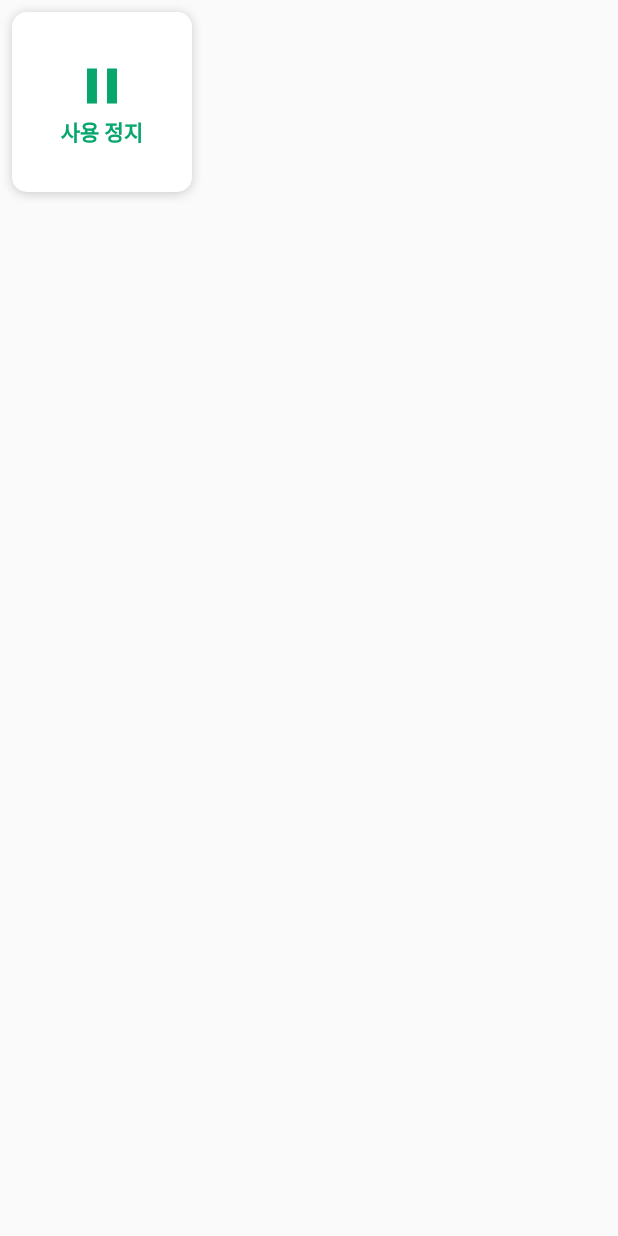
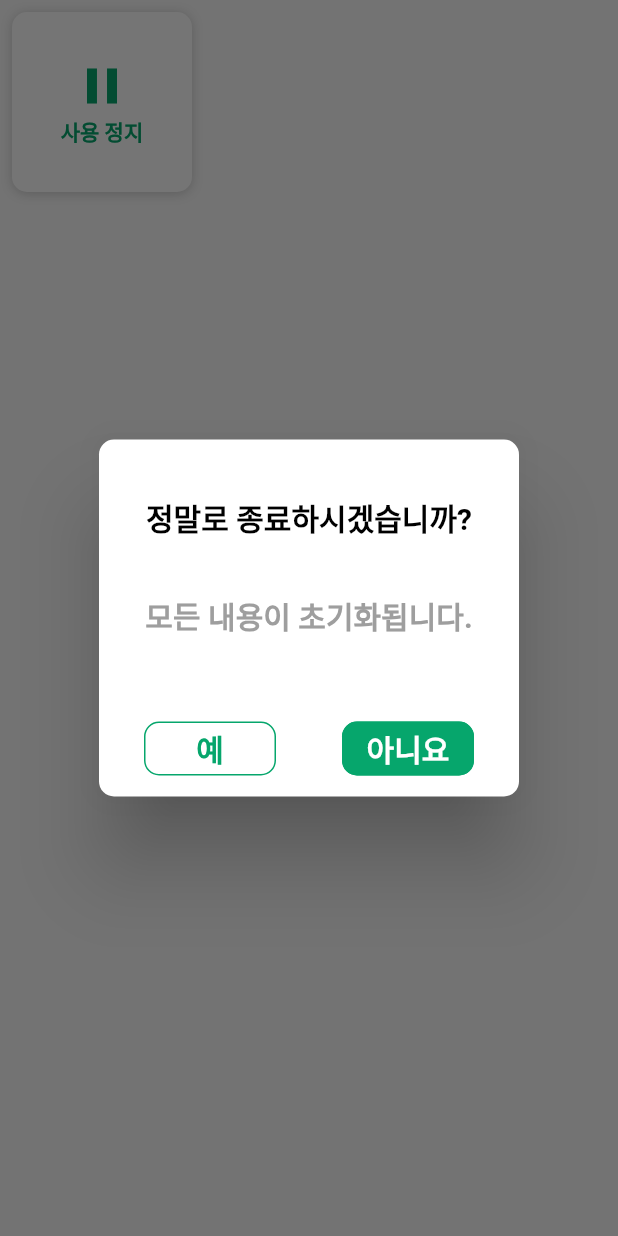
Before and after one commit to KOBOTBOARD-11/2022ESWContest_mobility_6017, a Flutter app: the PauseCompo widget shown alone on an empty page, opened directly, after a tap on "사용 정지", on a phone screen of 412 x 824 dp. Run offline on Flutter 3.47's test engine with Material 2 defaults, Android fonts, the phone set to English and light mode, and no system bars; our stand-ins replace camera, carousel_slider, cloud_firestore, date_format, extended_image, firebase_core and 6 more; accounts and stored records are empty.

Commit message:
UI : 확인창 추가

```diff
--- /dev/null
+++ b/carkeeper/lib/commons/confirm.dart
@@ -0,0 +1,94 @@
+import 'package:flutter/material.dart';
+
+import '../components/home_page_components/picture_page_components.dart';
+import '../pages/home_screen_page.dart';
+import '../styles.dart';
+
+CheckDialogYesOrNo(
+    BuildContext context, String mainContent, String subContent, Color mColor) {
+  HomeScreenPageState? parent =
+      context.findAncestorStateOfType<HomeScreenPageState>();
+  showDialog(
+    context: context,
+    builder: (BuildContext context) {
+      return AlertDialog(
+        // RoundedRectangleBorder - Dialog 화면 모서리 둥글게 조절
+        shape:
+            RoundedRectangleBorder(borderRadius: BorderRadius.circular(10.0)),
+        //Dialog Main Title
+        //
+        content: Container(
+          height: 130,
+          child: Column(
+            mainAxisAlignment: MainAxisAlignment.spaceAround,
+            children: [
+              Text(
+                mainContent,
+                style: subtitle3(),
+                textAlign: TextAlign.center,
+              ),
+              Text(
+                subContent,
+                style: subtitle3(mColor: Colors.grey),
+                textAlign: TextAlign.center,
+              )
+            ],
+          ),
+        ),
+        actions: <Widget>[
+          Row(
+            mainAxisAlignment: MainAxisAlignment.spaceAround,
+            children: [
+              FlatButton(
+                // 버튼 클릭시 CheckDialogConfirm로 가서 확인 Dialog를 보여준다.
+                color: mColor,
+                shape: RoundedRectangleBorder(
+                  borderRadius: BorderRadius.circular(10),
+                  side: BorderSide(
+                    color: Color(0xFF06A66C),
+                  ),
+                ),
+                child: Text(
+                  "예",
+                  style: subtitle3(
+                      mColor: mColor == Colors.white
+                          ? Color(0xFF06A66C)
+                          : Colors.white),
+                ),
+                onPressed: () {
+                  parent!.setState(() {
+                    Navigator.pop(context);
+                    selected = !selected;
+                    alignment = alignment == Alignment.bottomLeft
+                        ? Alignment.topRight
+                        : Alignment.bottomLeft;
+                  });
+                },
+              ),
+              FlatButton(
+                color:
+                    mColor == Colors.white ? Color(0xFF06A66C) : Colors.white,
+                shape: RoundedRectangleBorder(
+                  borderRadius: BorderRadius.circular(10),
+                  side: BorderSide(
+                    color: Color(0xFF06A66C),
+                  ),
+                ),
+                child: Text(
+                  "아니요",
+                  style: subtitle3(
+                      mColor: mColor == Colors.white
+                          ? Colors.white
+                          : Color(0xFF06A66C)),
+                ),
+                onPressed: () {
+                  Navigator.pop(context);
+                },
+              )
+            ],
+          )
+        ],
+      );
+    },
+  );
+}
--- a/carkeeper/lib/components/home_page_components/pause_components.dart
+++ b/carkeeper/lib/components/home_page_components/pause_components.dart
@@ -1,3 +1,4 @@
+import 'package:carkeeper/commons/confirm.dart';
 import 'package:carkeeper/components/home_page_components/picture_page_components.dart';
 import 'package:carkeeper/pages/home_screen_page.dart';
 import 'package:flutter/cupertino.dart';
@@ -19,12 +20,8 @@ class _PauseCompoState extends State<PauseCompo> {
         context.findAncestorStateOfType<HomeScreenPageState>();
     return TextButton(
       onPressed: () {
-        parent!.setState(() {
-          selected = !selected;
-          alignment = alignment == Alignment.bottomLeft
-              ? Alignment.topRight
-              : Alignment.bottomLeft;
-        });
+        CheckDialogYesOrNo(
+            context, "정말로 종료하시겠습니까?", "모든 내용이 초기화됩니다.", Colors.white);
       },
       child: Container(
         decoration: buttonStyle1(),
--- a/carkeeper/lib/components/home_page_components/picture_page_components.dart
+++ b/carkeeper/lib/components/home_page_components/picture_page_components.dart
@@ -3,6 +3,8 @@ import 'package:date_format/date_format.dart';
 import 'package:flutter/cupertino.dart';
 import 'package:flutter/material.dart';
 import 'package:timer_builder/timer_builder.dart';
+
+import '../../commons/confirm.dart';
 
 class PicturePageComponents extends StatefulWidget {
   @override
@@ -104,12 +106,11 @@ class _PicturePageComponentsState extends State<PicturePageComponents>
                         padding: const EdgeInsets.symmetric(horizontal: 100),
                         child: InkWell(
                           onTap: () {
-                            setState(() {
-                              selected = !selected;
-                              alignment = alignment == Alignment.bottomLeft
-                                  ? Alignment.topRight
-                                  : Alignment.bottomLeft;
-                            });
+                            CheckDialogYesOrNo(
+                                context,
+                                "사용자 등록 페이지에서\n 등록을 완료하셨습니까?",
+                                "안하셨다면 \n등록을 완료해주세요!",
+                                Color(0xFF06A66C));
                           },
                           child: AnimatedContainer(
                             decoration: buttonStyle2(mColor: Color(0xFF06A66C)),
```
